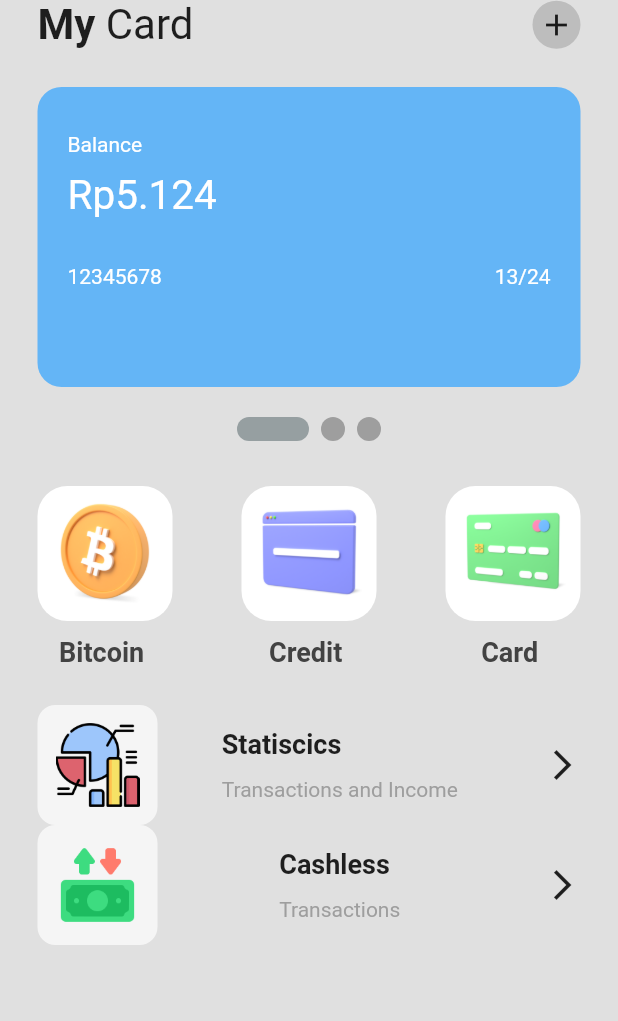
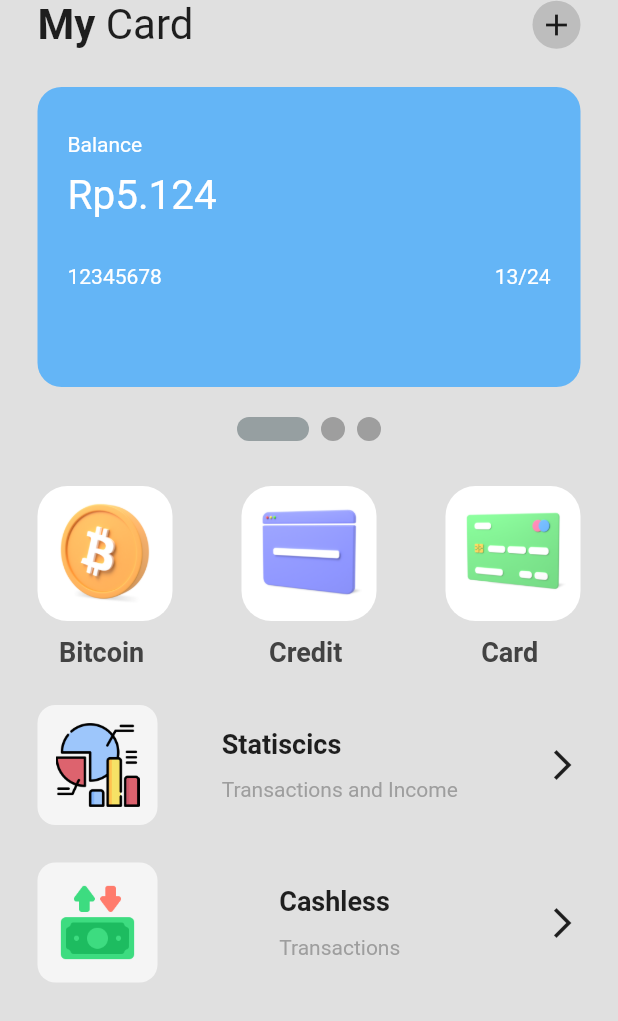
Before and after one commit to caspertrack69/WalletAppUI, a Flutter app: the screen it shows after launch, on a phone screen of 412 x 824 dp. Shown: the top 1021 px of the screen. Run offline on Flutter 3.47's test engine with Material 2 defaults, Android fonts, the phone set to English and light mode, and no system bars; drawn by our look-alikes of smooth_page_indicator.

Commit message:
modifikasi ui belum fix

```diff
--- a/lib/util/my_list_data.dart
+++ b/lib/util/my_list_data.dart
@@ -16,7 +16,9 @@ class MyListData extends StatelessWidget {
 
   @override
   Widget build(BuildContext context) {
-    return Row(
+    return Padding(
+      padding: const EdgeInsets.only(bottom: 25),
+      child: Row(
         mainAxisAlignment: MainAxisAlignment.spaceBetween,
         children: [
           Container(
@@ -36,7 +38,8 @@ class MyListData extends StatelessWidget {
             children: [
               Text(
                 listTitle,
-              style: const TextStyle(fontWeight: FontWeight.bold, fontSize: 18),
+                style:
+                    const TextStyle(fontWeight: FontWeight.bold, fontSize: 18),
               ),
               SizedBox(
                 height: 12,
@@ -55,6 +58,7 @@ class MyListData extends StatelessWidget {
           ),
           Icon(Icons.arrow_forward_ios),
         ],
+      ),
     );
   }
 }
```
Lines whose indentation alone changed are shown as unchanged.
